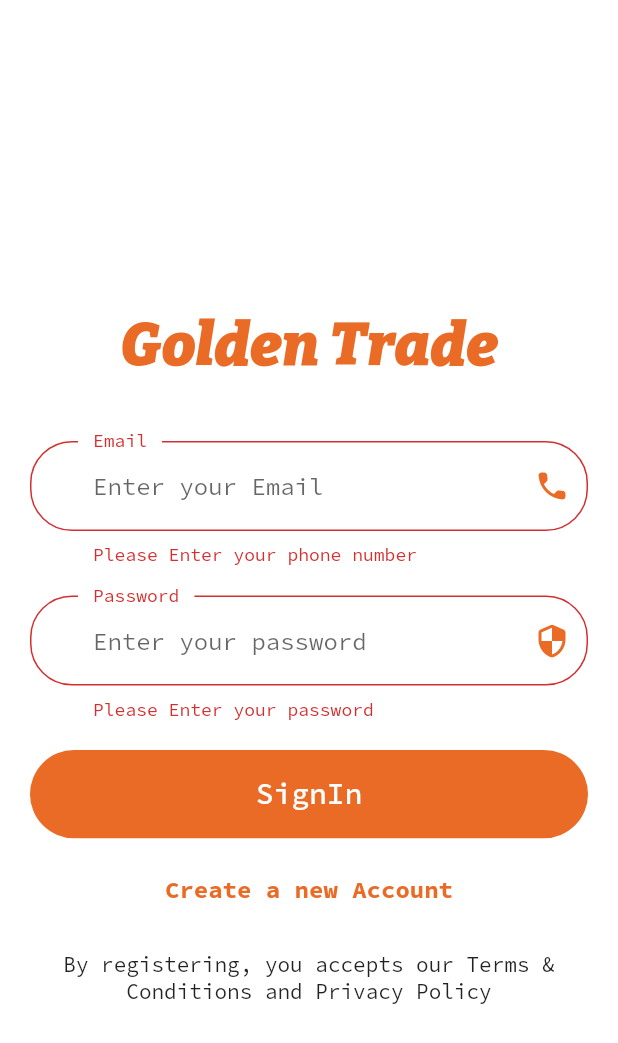
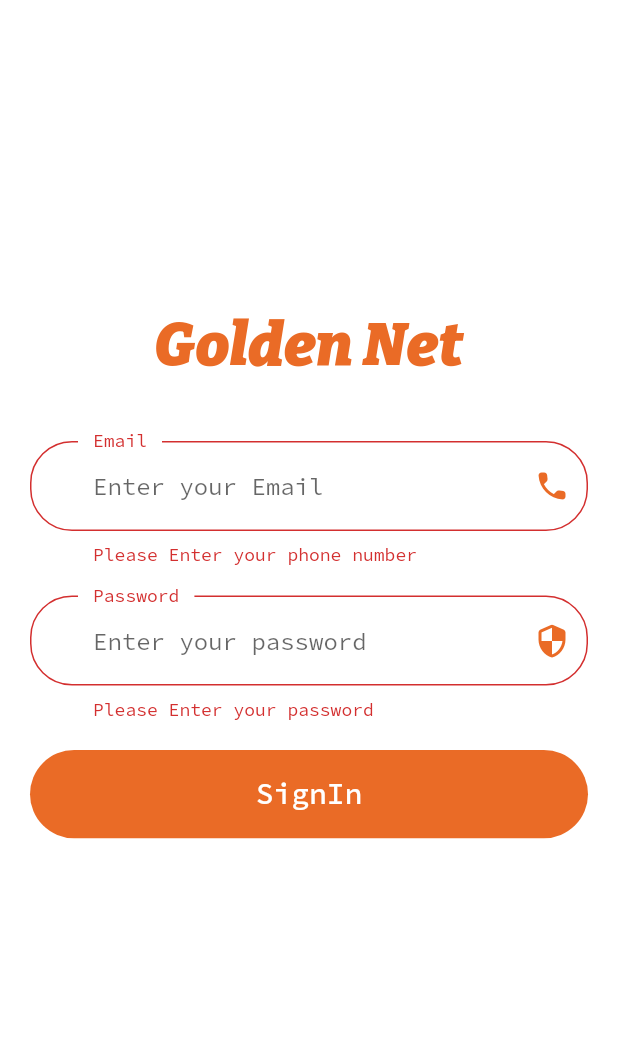
Before and after one commit to santoshakil/golden, a Flutter app: the screen it shows after launch, after a tap on "SignIn", on a phone screen of 412 x 824 dp. Shown: the top 1043 px of the screen. Run offline on Flutter 3.47's test engine with Material 2 defaults, Android fonts, the phone set to English and light mode, and no system bars; drawn by our look-alikes of animated_text_kit; our stand-ins replace cloud_firestore, firebase_auth, firebase_core, flutter_svg, google_fonts; missing offline and left inert: flutter_svprogresshud; accounts and stored records are empty.

Commit message:
auth fixes

```diff
--- a/lib/screens/auth/components/body.dart
+++ b/lib/screens/auth/components/body.dart
@@ -4,13 +4,13 @@ import 'package:flutter_svprogresshud/flutter_svprogresshud.dart'
     show SVProgressHUD;
 import 'package:google_fonts/google_fonts.dart';
 
-import '../../../apis/auth/auth.dart';
 import '../../../components/buttons/default_button.dart';
 import '../../../components/utilities/form_error.dart';
 import '../../../helpers/constants/constants.dart';
 import "../../../helpers/keyboard/keyboard.dart";
 import '../../../helpers/size_config/size_config.dart';
 import '../../../helpers/themes/themes.dart';
+import '../../../providers/auth/auth.dart';
 
 class SigninBody extends StatefulWidget {
   @override
@@ -49,14 +49,14 @@ class _SigninBodyState extends State<SigninBody> {
         children: [
           topGap(),
           headerText(),
-          animate(nameFiled()),
+          // animate(nameFiled()),
           emailFiled(),
           passwordField(),
-          animate(confirmPasswordField()),
+          // animate(confirmPasswordField()),
           errors.isEmpty ? Container() : FormError(errors: errors),
           authButton(),
-          signUpButton(),
-          agrement(),
+          // signUpButton(),
+          // agrement(),
         ],
       ),
     );
@@ -72,13 +72,13 @@ class _SigninBodyState extends State<SigninBody> {
     );
   }
 
-  AnimatedSwitcher animate(Widget widget) {
-    return AnimatedSwitcher(
-      duration: _duration,
-      switchInCurve: _curves,
-      child: !registered ? widget : Container(),
-    );
-  }
+  // AnimatedSwitcher animate(Widget widget) {
+  //   return AnimatedSwitcher(
+  //     duration: _duration,
+  //     switchInCurve: _curves,
+  //     child: !registered ? widget : Container(),
+  //   );
+  // }
 
   Container headerText() {
     return Container(
@@ -97,7 +97,7 @@ class _SigninBodyState extends State<SigninBody> {
           displayFullTextOnTap: true,
           totalRepeatCount: 3,
           animatedTexts: [
-            at.TypewriterAnimatedText('Golden Trade'),
+            at.TypewriterAnimatedText('Golden Net'),
           ],
         ),
       ),
@@ -106,20 +106,22 @@ class _SigninBodyState extends State<SigninBody> {
 
   DefaultButton authButton() {
     return DefaultButton(
-      text: registered ? 'SignIn' : 'Signup',
+      // text: registered ? 'SignIn' : 'Signup',
+      text: 'SignIn',
       press: () async {
         if (_formKey.currentState!.validate()) {
           _formKey.currentState!.save();
           Keyboard.hide(context);
           SVProgressHUD.show(status: 'Please wait');
-          error = registered
-              ? await Auth.signIn(_email, _password, context)
-              : await Auth.signUp(
-                  email: _email!,
-                  password: _password!,
-                  name: _name ?? '',
-                  context: context,
-                );
+          await Auth.signIn(_email, _password, context);
+          // error = registered
+          //     ? await Auth.signIn(_email, _password, context)
+          //     : await Auth.signUp(
+          //         email: _email!,
+          //         password: _password!,
+          //         name: _name ?? '',
+          //         context: context,
+          //       );
           if (error != null) {
             addError(error);
           }
@@ -128,22 +130,22 @@ class _SigninBodyState extends State<SigninBody> {
     );
   }
 
-  Padding signUpButton() {
-    return Padding(
-      padding: const EdgeInsets.only(left: 20.0, right: 20.0, top: 10.0),
-      child: TextButton(
-        onPressed: () => setState(() => registered = !registered),
-        child: Text(
-          registered ? 'Create a new Account' : 'Already have an Account',
-          style: TextStyle(
-            color: kPrimaryColor,
-            fontSize: 16,
-            fontWeight: FontWeight.bold,
-          ),
-        ),
-      ),
-    );
-  }
+  // Padding signUpButton() {
+  //   return Padding(
+  //     padding: const EdgeInsets.only(left: 20.0, right: 20.0, top: 10.0),
+  //     child: TextButton(
+  //       onPressed: () => setState(() => registered = !registered),
+  //       child: Text(
+  //         registered ? 'Create a new Account' : 'Already have an Account',
+  //         style: TextStyle(
+  //           color: kPrimaryColor,
+  //           fontSize: 16,
+  //           fontWeight: FontWeight.bold,
+  //         ),
+  //       ),
+  //     ),
+  //   );
+  // }
 
   Padding emailFiled() {
     return Padding(
@@ -203,67 +205,68 @@ class _SigninBodyState extends State<SigninBody> {
     );
   }
 
-  Padding confirmPasswordField() {
-    return Padding(
-      padding: const EdgeInsets.only(left: 20.0, right: 20.0, bottom: 20.0),
-      child: TextFormField(
-        obscureText: true,
-        onChanged: (v) => _password2 = v,
-        onSaved: (v) => _password2 = v,
-        validator: (v) {
-          if (v!.isEmpty) {
-            return kPassNullError;
-          } else if (v != _password) {
-            return kMatchPassError;
-          } else if (v.length < 8) {
-            return kShortPassError;
-          }
-          return null;
-        },
-        decoration: InputDecoration(
-          labelText: "Confirm Password",
-          hintText: "Enter your password again",
-          suffixIcon: Icon(
-            Icons.security_rounded,
-            color: kPrimaryColor,
-          ),
-        ),
-      ),
-    );
-  }
+  // Padding confirmPasswordField() {
+  //   return Padding(
+  //     padding: const EdgeInsets.only(left: 20.0, right: 20.0, bottom: 20.0),
+  //     child: TextFormField(
+  //       obscureText: true,
+  //       onChanged: (v) => _password2 = v,
+  //       onSaved: (v) => _password2 = v,
+  //       validator: (v) {
+  //         if (v!.isEmpty) {
+  //           return kPassNullError;
+  //         } else if (v != _password) {
+  //           return kMatchPassError;
+  //         } else if (v.length < 8) {
+  //           return kShortPassError;
+  //         }
+  //         return null;
+  //       },
+  //       decoration: InputDecoration(
+  //         labelText: "Confirm Password",
+  //         hintText: "Enter your password again",
+  //         suffixIcon: Icon(
+  //           Icons.security_rounded,
+  //           color: kPrimaryColor,
+  //         ),
+  //       ),
+  //     ),
+  //   );
+  // }
 
-  Padding nameFiled() {
-    return Padding(
-      padding: const EdgeInsets.only(bottom: 20.0, left: 20.0, right: 20.0),
-      child: TextFormField(
-        keyboardType: TextInputType.name,
-        onChanged: (v) => _name = v,
-        onSaved: (v) => _name = v,
-        validator: (v) {
-          if (v!.isEmpty) {
-            return kFirstNameNullError;
-          }
-          return null;
-        },
-        decoration: InputDecoration(
-          labelText: "Name",
-          hintText: "Enter your Name",
-          suffixIcon: Icon(
-            Icons.person_rounded,
-            color: kPrimaryColor,
-          ),
-        ),
-      ),
-    );
-  }
+  // Padding nameFiled() {
+  //   return Padding(
+  //     padding: const EdgeInsets.only(bottom: 20.0, left: 20.0, right: 20.0),
+  //     child: TextFormField(
+  //       keyboardType: TextInputType.name,
+  //       onChanged: (v) => _name = v,
+  //       onSaved: (v) => _name = v,
+  //       validator: (v) {
+  //         if (v!.isEmpty) {
+  //           return kFirstNameNullError;
+  //         }
+  //         return null;
+  //       },
+  //       decoration: InputDecoration(
+  //         labelText: "Name",
+  //         hintText: "Enter your Name",
+  //         suffixIcon: Icon(
+  //           Icons.person_rounded,
+  //           color: kPrimaryColor,
+  //         ),
+  //       ),
+  //     ),
+  //   );
+  // }
 
-  Padding agrement() {
-    return Padding(
-      padding: const EdgeInsets.symmetric(horizontal: 40.0, vertical: 17.0),
-      child: Text(
-        'By registering, you accepts our Terms & Conditions and Privacy Policy',
-        textAlign: TextAlign.center,
-      ),
-    );
-  }
+  // Padding agrement() {
+  //   return Padding(
+  //     padding: const EdgeInsets.symmetric(horizontal: 40.0, vertical: 17.0),
+  //     child: Text(
+  //       'By registering, you accepts our Terms & Conditions and Privacy Policy',
+  //       textAlign: TextAlign.center,
+  //     ),
+  //   );
+  // }
+
 }
```
Also changed, not shown: lib/apis/auth/auth.dart (deleted, +0 -94 lines), lib/providers/auth/auth.dart (added, +94 -0 lines).
